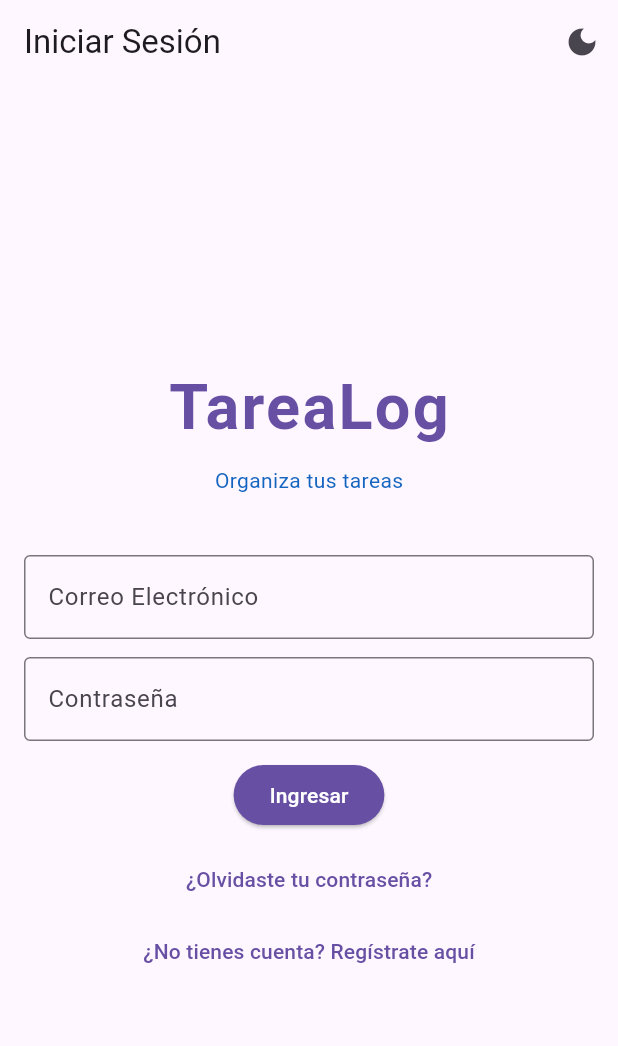
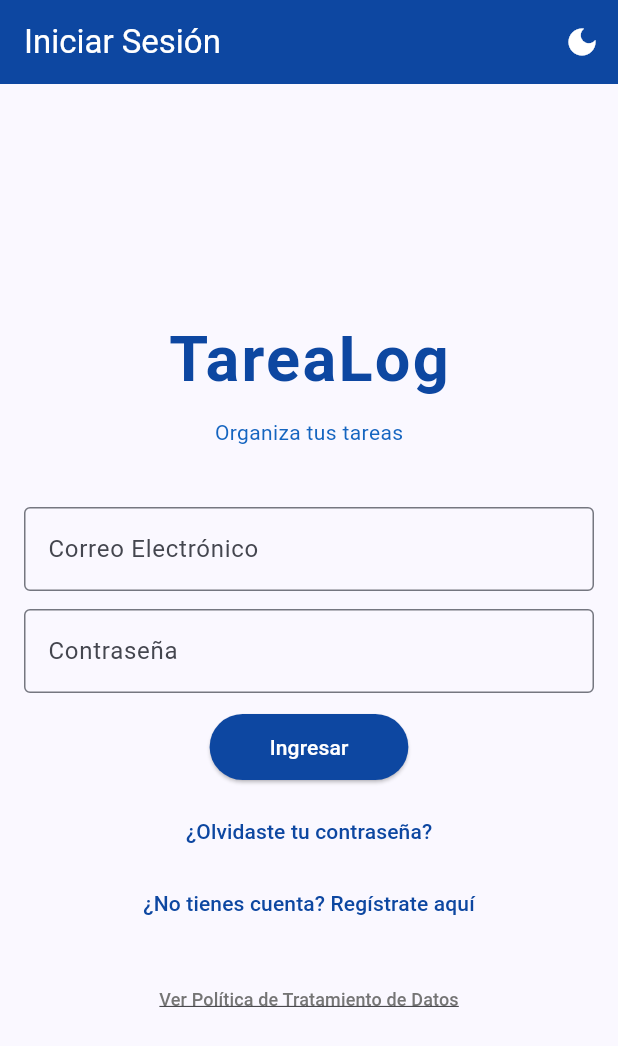
Before and after one commit to CristianRamirez023/TareaLog, a Flutter app: the screen it shows after launch, on a phone screen of 412 x 824 dp. Shown: the top 1046 px of the screen. Run offline on Flutter 3.47's test engine with Material 3 defaults, Android fonts, the phone set to English and light mode, and no system bars; our stand-ins replace cloud_firestore, firebase_auth, firebase_core, shared_preferences; accounts and stored records are empty.

Commit message:
feat: agregar política de datos y mejorar UX del tema

```diff
--- a/lib/main.dart
+++ b/lib/main.dart
@@ -27,6 +27,12 @@ class MyApp extends StatefulWidget {
 class _MyAppState extends State<MyApp> {
   final ThemeController _themeController = ThemeController();
 
+  // 🎨 Colores de la marca TareaLog
+  static const Color _azulOscuro = Color(0xFF0D47A1);
+  static const Color _azulClaro = Color(0xFF64B5F6);
+  static const Color _azulMedio = Color(0xFF1565C0);
+  static const Color _azulSuave = Color(0xFF90CAF9);
+
   @override
   Widget build(BuildContext context) {
     return AnimatedBuilder(
@@ -35,35 +41,61 @@ class _MyAppState extends State<MyApp> {
         return MaterialApp(
           debugShowCheckedModeBanner: false,
           title: 'TareaLog',
+
+          // ☀️ TEMA CLARO
           theme: ThemeData(
-            primarySwatch: Colors.deepPurple,
+            useMaterial3: true,
             brightness: Brightness.light,
+            colorScheme: ColorScheme.fromSeed(
+              seedColor: _azulOscuro,
+              brightness: Brightness.light,
+              primary: _azulOscuro,
+              onPrimary: Colors.white,
+              secondary: _azulMedio,
+            ),
+            appBarTheme: const AppBarTheme(
+              backgroundColor: _azulOscuro,
+              foregroundColor: Colors.white,
+              elevation: 0,
+            ),
           ),
+
+          // 🌙 TEMA OSCURO
           darkTheme: ThemeData(
-            primarySwatch: Colors.deepPurple,
+            useMaterial3: true,
             brightness: Brightness.dark,
+            colorScheme: ColorScheme.fromSeed(
+              seedColor: _azulClaro,
+              brightness: Brightness.dark,
+              primary: _azulClaro,
+              onPrimary: Colors.black,
+              secondary: _azulSuave,
+            ),
             scaffoldBackgroundColor: const Color(0xFF121212),
             cardColor: const Color(0xFF1E1E1E),
+            appBarTheme: const AppBarTheme(
+              backgroundColor: Color(0xFF1E1E1E),
+              foregroundColor: _azulClaro,
+              elevation: 0,
+            ),
           ),
+
           themeMode: _themeController.themeMode,
 
-          // StreamBuilder actúa como el guardián de rutas (Router de sesión)
+          // StreamBuilder como guardián de rutas
           home: StreamBuilder<User?>(
             stream: FirebaseAuth.instance.authStateChanges(),
             builder: (context, snapshot) {
-              // 1. Mientras Firebase verifica si hay sesión, loading
               if (snapshot.connectionState == ConnectionState.waiting) {
                 return const Scaffold(
                   body: Center(child: CircularProgressIndicator()),
                 );
               }
 
-              // 2. Si existe usuario autenticado → PrincipalScreen
               if (snapshot.hasData) {
                 return PrincipalScreen(themeController: _themeController);
               }
 
-              // 3. Si NO hay usuario → AuthScreen
               return AuthScreen(themeController: _themeController);
             },
           ),
--- a/lib/screens/auth_screen.dart
+++ b/lib/screens/auth_screen.dart
@@ -2,6 +2,7 @@ import 'package:flutter/material.dart';
 import 'package:firebase_auth/firebase_auth.dart';
 import 'package:cloud_firestore/cloud_firestore.dart';
 import '/controllers/theme_controller.dart';
+import 'politica_datos_screen.dart';
 
 class AuthScreen extends StatefulWidget {
   final ThemeController themeController;
@@ -20,6 +21,7 @@ class _AuthScreenState extends State<AuthScreen> {
 
   bool isLogin = true;
   bool isLoading = false;
+  bool _acceptedPolicy = false; // 👈 NUEVO
 
   final List<String> _roles = ['Estudiante', 'Verificador'];
   String _selectedRole = 'Estudiante';
@@ -36,6 +38,15 @@ class _AuthScreenState extends State<AuthScreen> {
 
     if (!isLogin && name.isEmpty) {
       _showSnackBar('Por favor ingresa tu nombre', isError: true);
+      return;
+    }
+
+    // 👈 VALIDACIÓN: Debe aceptar la política para registrarse
+    if (!isLogin && !_acceptedPolicy) {
+      _showSnackBar(
+        'Debes aceptar la Política de Tratamiento de Datos',
+        isError: true,
+      );
       return;
     }
 
@@ -63,6 +74,8 @@ class _AuthScreenState extends State<AuthScreen> {
           'role': _selectedRole,
           'verificadorId': null,
           'inviteCode': null,
+          'acceptedPolicy': true, // 👈 NUEVO: registro de aceptación
+          'acceptedPolicyAt': Timestamp.now(), // 👈 NUEVO
           'createdAt': Timestamp.now(),
         });
       }
@@ -169,11 +182,21 @@ class _AuthScreenState extends State<AuthScreen> {
     );
   }
 
-  // 👇 NUEVO: Alterna entre claro y oscuro directamente
+  // 👇 Alterna entre claro y oscuro directamente
   void _toggleTheme() {
     final isDark = Theme.of(context).brightness == Brightness.dark;
     widget.themeController
         .setThemeMode(isDark ? ThemeMode.light : ThemeMode.dark);
+  }
+
+  // 👇 Navega a la pantalla de política de datos
+  void _openPolicy() {
+    Navigator.push(
+      context,
+      MaterialPageRoute(
+        builder: (ctx) => const PoliticaDatosScreen(),
+      ),
+    );
   }
 
   @override
@@ -185,7 +208,6 @@ class _AuthScreenState extends State<AuthScreen> {
       appBar: AppBar(
         title: Text(isLogin ? 'Iniciar Sesión' : 'Crear Cuenta'),
         actions: [
-          // 👇 Cambia directamente entre claro y oscuro
           IconButton(
             icon: Icon(isDark ? Icons.light_mode : Icons.dark_mode),
             tooltip: isDark ? 'Modo claro' : 'Modo oscuro',
@@ -271,7 +293,58 @@ class _AuthScreenState extends State<AuthScreen> {
                     }
                   },
                 ),
-                const SizedBox(height: 12),
+                const SizedBox(height: 16),
+
+                // 👇 CHECKBOX DE ACEPTACIÓN DE POLÍTICA
+                Container(
+                  padding: const EdgeInsets.symmetric(
+                    horizontal: 8,
+                    vertical: 4,
+                  ),
+                  decoration: BoxDecoration(
+                    border: Border.all(
+                      color: _acceptedPolicy
+                          ? colorScheme.primary
+                          : Colors.grey.shade400,
+                    ),
+                    borderRadius: BorderRadius.circular(8),
+                  ),
+                  child: Row(
+                    children: [
+                      Checkbox(
+                        value: _acceptedPolicy,
+                        activeColor: colorScheme.primary,
+                        onChanged: (value) {
+                          setState(() => _acceptedPolicy = value ?? false);
+                        },
+                      ),
+                      Expanded(
+                        child: Wrap(
+                          crossAxisAlignment: WrapCrossAlignment.center,
+                          children: [
+                            const Text(
+                              'Acepto la ',
+                              style: TextStyle(fontSize: 13),
+                            ),
+                            GestureDetector(
+                              onTap: _openPolicy,
+                              child: Text(
+                                'Política de Tratamiento de Datos',
+                                style: TextStyle(
+                                  fontSize: 13,
+                                  color: colorScheme.primary,
+                                  fontWeight: FontWeight.bold,
+                                  decoration: TextDecoration.underline,
+                                ),
+                              ),
+                            ),
+                          ],
+                        ),
+                      ),
+                    ],
+                  ),
+                ),
+                const SizedBox(height: 16),
               ],
 
               if (isLoading)
@@ -281,6 +354,10 @@ class _AuthScreenState extends State<AuthScreen> {
                   style: ElevatedButton.styleFrom(
                     backgroundColor: colorScheme.primary,
                     foregroundColor: colorScheme.onPrimary,
+                    padding: const EdgeInsets.symmetric(
+                      horizontal: 40,
+                      vertical: 12,
+                    ),
                   ),
                   onPressed: _submitAuthForm,
                   child: Text(isLogin ? 'Ingresar' : 'Registrar Cuenta'),
@@ -301,13 +378,36 @@ class _AuthScreenState extends State<AuthScreen> {
                 style: TextButton.styleFrom(
                   foregroundColor: colorScheme.primary,
                 ),
-                onPressed: () => setState(() => isLogin = !isLogin),
+                onPressed: () {
+                  setState(() {
+                    isLogin = !isLogin;
+                    // Reset del checkbox al cambiar de modo
+                    if (isLogin) _acceptedPolicy = false;
+                  });
+                },
                 child: Text(
                   isLogin
                       ? '¿No tienes cuenta? Regístrate aquí'
                       : '¿Ya tienes cuenta? Inicia sesión',
                 ),
               ),
+
+              // 👇 Nota legal al pie
+              if (isLogin)
+                Padding(
+                  padding: const EdgeInsets.only(top: 16),
+                  child: TextButton(
+                    onPressed: _openPolicy,
+                    child: Text(
+                      'Ver Política de Tratamiento de Datos',
+                      style: TextStyle(
+                        fontSize: 12,
+                        color: Colors.grey[600],
+                        decoration: TextDecoration.underline,
+                      ),
+                    ),
+                  ),
+                ),
             ],
           ),
         ),
```
Also changed, not shown: lib/screens/politica_datos_screen.dart (added, +273 -0 lines).
